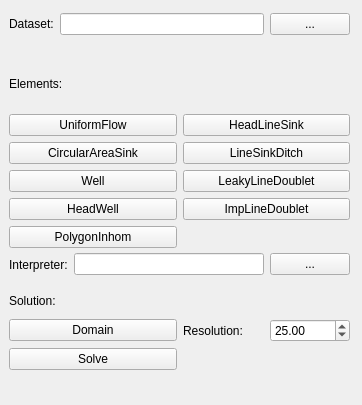
Before: the Qt Designer form plugin/qgistim/qt/qgistim_dockwidget_base.ui in Deltares/QGIS-Tim, drawn with Qt 5.
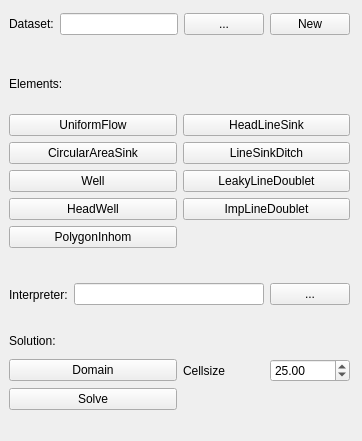
After: the same form once the commit is applied.

Commit message: Functionality: * Add crs to every created layer * Separate buttons for open and new gpkg * Make a start with interpreter calling (WIP, need to figure conda stuff out ...)

What changed in the file:
```diff
--- a/plugin/qgistim/qt/qgistim_dockwidget_base.ui
+++ b/plugin/qgistim/qt/qgistim_dockwidget_base.ui
@@ -7,7 +7,7 @@
     <x>0</x>
     <y>0</y>
     <width>362</width>
-    <height>405</height>
+    <height>441</height>
    </rect>
   </property>
   <property name="windowTitle">
@@ -27,10 +27,10 @@
         </rect>
        </property>
        <layout class="QGridLayout" name="gridLayout_2">
-        <item row="0" column="2">
-         <widget class="QPushButton" name="selectGeopackageButton">
+        <item row="0" column="3">
+         <widget class="QPushButton" name="newGeopackageButton">
           <property name="text">
-           <string>...</string>
+           <string>New</string>
           </property>
          </widget>
         </item>
@@ -44,6 +44,13 @@
           </property>
          </widget>
         </item>
+        <item row="0" column="2">
+         <widget class="QPushButton" name="openGeopackageButton">
+          <property name="text">
+           <string>...</string>
+          </property>
+         </widget>
+        </item>
        </layout>
       </widget>
       <widget class="QWidget" name="gridLayoutWidget_2">
@@ -132,7 +139,7 @@
        <property name="geometry">
         <rect>
          <x>0</x>
-         <y>280</y>
+         <y>320</y>
          <width>341</width>
          <height>81</height>
         </rect>
@@ -157,7 +164,7 @@
           <item>
            <widget class="QLabel" name="label_4">
             <property name="text">
-             <string>Resolution:</string>
+             <string>Cellsize</string>
             </property>
            </widget>
           </item>
@@ -192,7 +199,7 @@
        <property name="geometry">
         <rect>
          <x>0</x>
-         <y>240</y>
+         <y>270</y>
          <width>341</width>
          <height>31</height>
         </rect>
```
Left out of the diff: 20 changed lines with no effect on the pictures. The commit also changes 2 other files.
